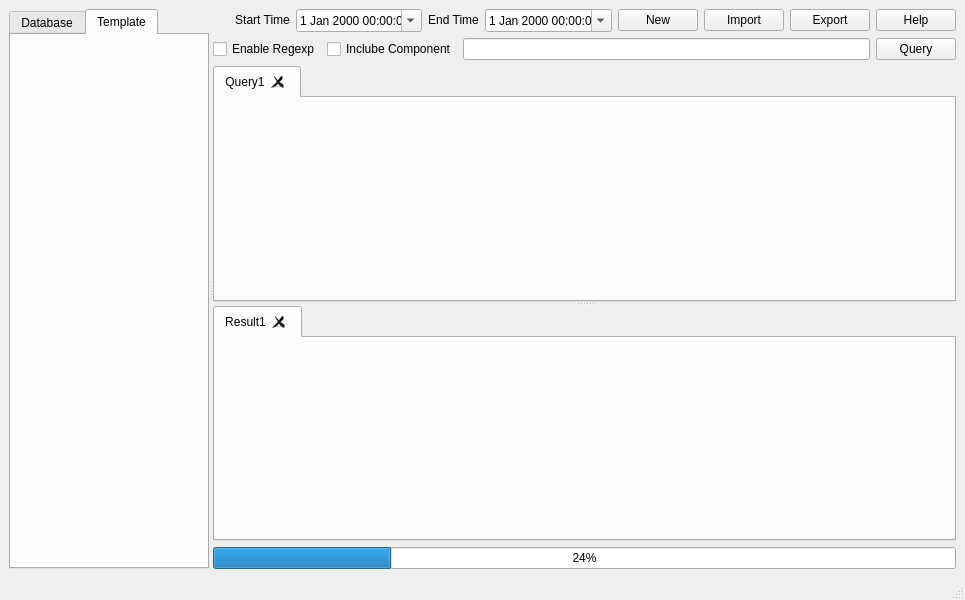
Old version of the form resource/gui/LogAnalysis.ui in the repository Bader-CN/LogAnalysis.
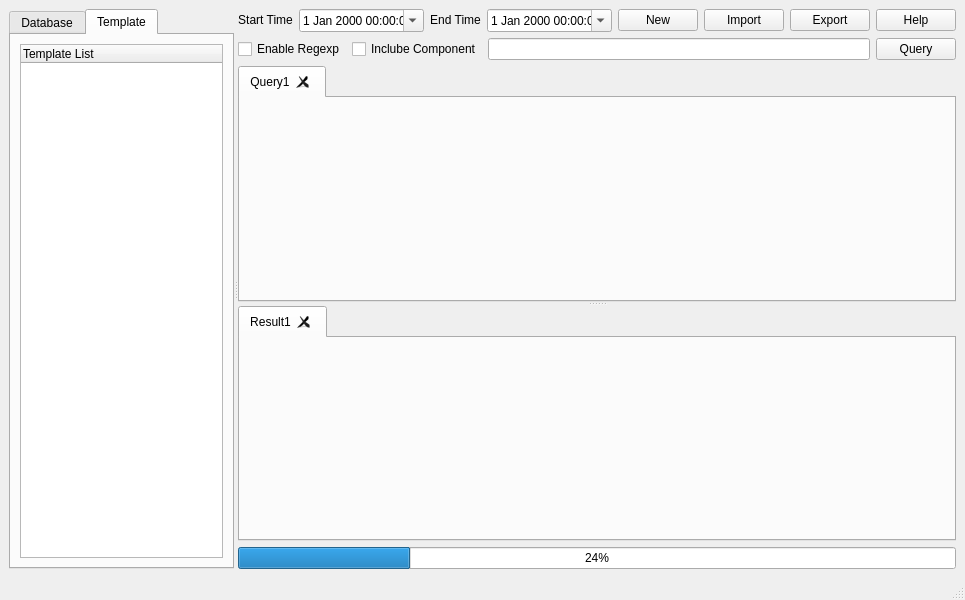
New version of the form. The open tabs and pages were chosen to show the change.

Commit message: coding DB list function

```diff
--- a/resource/gui/LogAnalysis.ui
+++ b/resource/gui/LogAnalysis.ui
@@ -54,6 +54,17 @@
            <attribute name="title">
             <string>Template</string>
            </attribute>
+           <layout class="QVBoxLayout" name="verticalLayout_4">
+            <item>
+             <widget class="QTreeWidget" name="treeWidget_temp">
+              <column>
+               <property name="text">
+                <string>Template List</string>
+               </property>
+              </column>
+             </widget>
+            </item>
+           </layout>
           </widget>
          </widget>
         </item>
```
Left out of the diff: 13 changed lines with no effect on the pictures. The commit also changes 2 other files.
